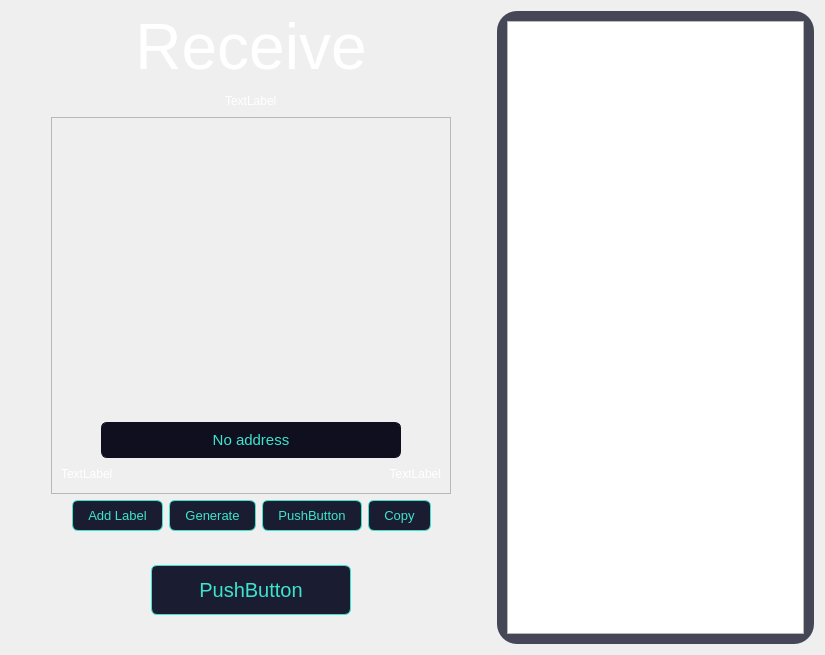
Above: src/qt/forms/receivewidget.ui from eons-finance/ALQO before the change. Below: the same form after it.
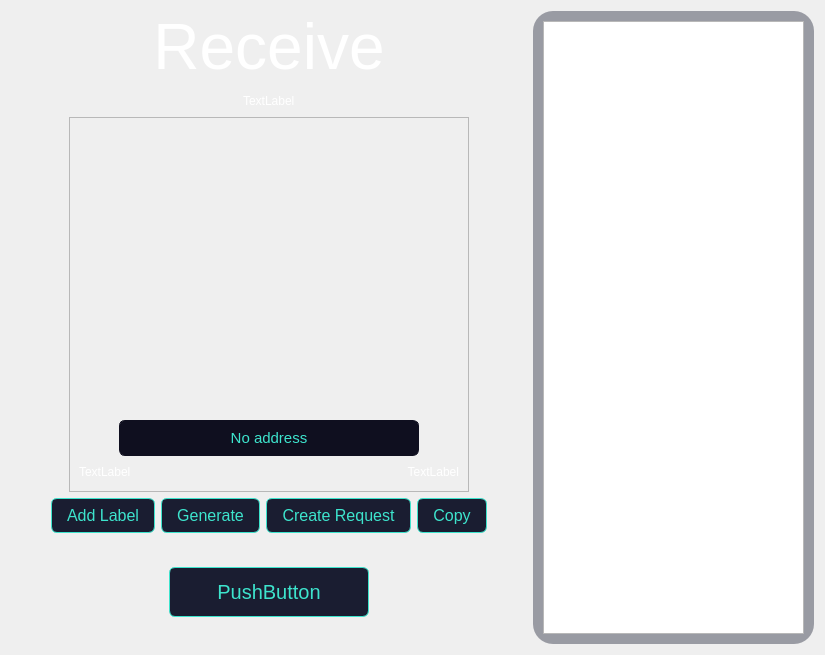
That is the form after the change.

The edit to the form file:
```diff
--- a/src/qt/forms/receivewidget.ui
+++ b/src/qt/forms/receivewidget.ui
@@ -357,7 +357,7 @@
 border-radius: 6px;
 background-color:  rgb(26, 29, 49);
 padding: 7px 15px;
-font-size: 13px;
+font-size: 16px;
 }
 QPushButton:hover{
 	color: #1a1d31;
@@ -379,7 +379,7 @@
 border-radius: 6px;
 background-color:  rgb(26, 29, 49);
 padding: 7px 15px;
-font-size: 13px;
+font-size: 16px;
 }
 QPushButton:hover{
 	color: #1a1d31;
@@ -401,7 +401,7 @@
 border-radius: 6px;
 background-color:  rgb(26, 29, 49);
 padding: 7px 15px;
-font-size: 13px;
+font-size: 16px;
 }
 QPushButton:hover{
 	color: #1a1d31;
@@ -410,7 +410,7 @@
 </string>
              </property>
              <property name="text">
-              <string>PushButton</string>
+              <string>Create Request</string>
              </property>
             </widget>
            </item>
@@ -423,7 +423,7 @@
 border-radius: 6px;
 background-color:  rgb(26, 29, 49);
 padding: 7px 15px;
-font-size: 13px;
+font-size: 16px;
 }
 QPushButton:hover{
 	color: #1a1d31;
@@ -556,7 +556,7 @@
        <property name="styleSheet">
         <string notr="true">QFrame#frame{
 border-radius: 20px;
-background-color: rgba(26, 29, 49, 0.8)
+background-color: rgba(26, 29, 49, 0.4)
 }</string>
        </property>
        <property name="frameShape">
```
